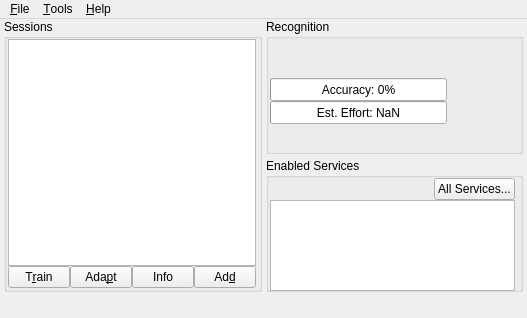
smartboyhw/speechcontrol, file res/ui/main-window.ui: the form before one commit.
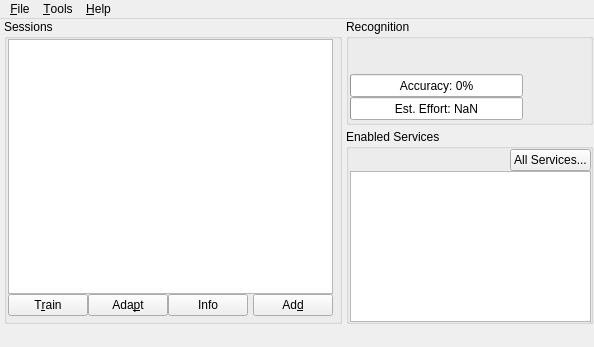
The form after the commit. Icons and pictures are not drawn.

Commit message: Stabilization of main window's UI.

What changed in the file:
```diff
--- a/res/ui/main-window.ui
+++ b/res/ui/main-window.ui
@@ -7,8 +7,8 @@
    <rect>
     <x>0</x>
     <y>0</y>
-    <width>527</width>
-    <height>318</height>
+    <width>594</width>
+    <height>347</height>
    </rect>
   </property>
   <property name="windowTitle">
@@ -27,8 +27,8 @@
      <rect>
       <x>4</x>
       <y>0</y>
-      <width>519</width>
-      <height>273</height>
+      <width>589</width>
+      <height>305</height>
      </rect>
     </property>
     <layout class="QGridLayout" name="gLayoutMain">
@@ -51,8 +51,8 @@
          <rect>
           <x>4</x>
           <y>20</y>
-          <width>249</width>
-          <height>249</height>
+          <width>325</width>
+          <height>277</height>
          </rect>
         </property>
         <layout class="QGridLayout" name="gridLayoutSessions">
@@ -122,6 +122,12 @@
      </item>
      <item row="1" column="1">
       <widget class="QGroupBox" name="groupBoxServices">
+       <property name="sizePolicy">
+        <sizepolicy hsizetype="Preferred" vsizetype="Expanding">
+         <horstretch>0</horstretch>
+         <verstretch>0</verstretch>
+        </sizepolicy>
+       </property>
        <property name="minimumSize">
         <size>
          <width>247</width>
@@ -136,8 +142,8 @@
          <rect>
           <x>4</x>
           <y>20</y>
-          <width>245</width>
-          <height>113</height>
+          <width>241</width>
+          <height>173</height>
          </rect>
         </property>
         <layout class="QGridLayout" name="gridLayoutServices">
@@ -177,6 +183,12 @@
      </item>
      <item row="0" column="1">
       <widget class="QGroupBox" name="groupBoxRecognition">
+       <property name="sizePolicy">
+        <sizepolicy hsizetype="Fixed" vsizetype="Fixed">
+         <horstretch>0</horstretch>
+         <verstretch>0</verstretch>
+        </sizepolicy>
+       </property>
        <property name="minimumSize">
         <size>
          <width>247</width>
@@ -190,12 +202,15 @@
         <property name="geometry">
          <rect>
           <x>4</x>
-          <y>24</y>
-          <width>241</width>
+          <y>20</y>
+          <width>237</width>
           <height>81</height>
          </rect>
         </property>
         <layout class="QHBoxLayout" name="hLayoutRecognition">
+         <property name="sizeConstraint">
+          <enum>QLayout::SetMaximumSize</enum>
+         </property>
          <item>
           <layout class="QVBoxLayout" name="verticalLayout_2">
            <item>
@@ -203,6 +218,9 @@
              <property name="orientation">
               <enum>Qt::Vertical</enum>
              </property>
+             <property name="sizeType">
+              <enum>QSizePolicy::MinimumExpanding</enum>
+             </property>
              <property name="sizeHint" stdset="0">
               <size>
                <width>20</width>
@@ -274,6 +292,12 @@
            <property name="alignment">
             <set>Qt::AlignBottom|Qt::AlignHCenter</set>
            </property>
+           <property name="margin">
+            <number>2</number>
+           </property>
+           <property name="indent">
+            <number>2</number>
+           </property>
           </widget>
          </item>
         </layout>
@@ -305,7 +329,7 @@
     <rect>
      <x>0</x>
      <y>0</y>
-     <width>527</width>
+     <width>594</width>
      <height>21</height>
     </rect>
    </property>
```
Left out of the diff: 2 changed lines with no effect on the pictures.
